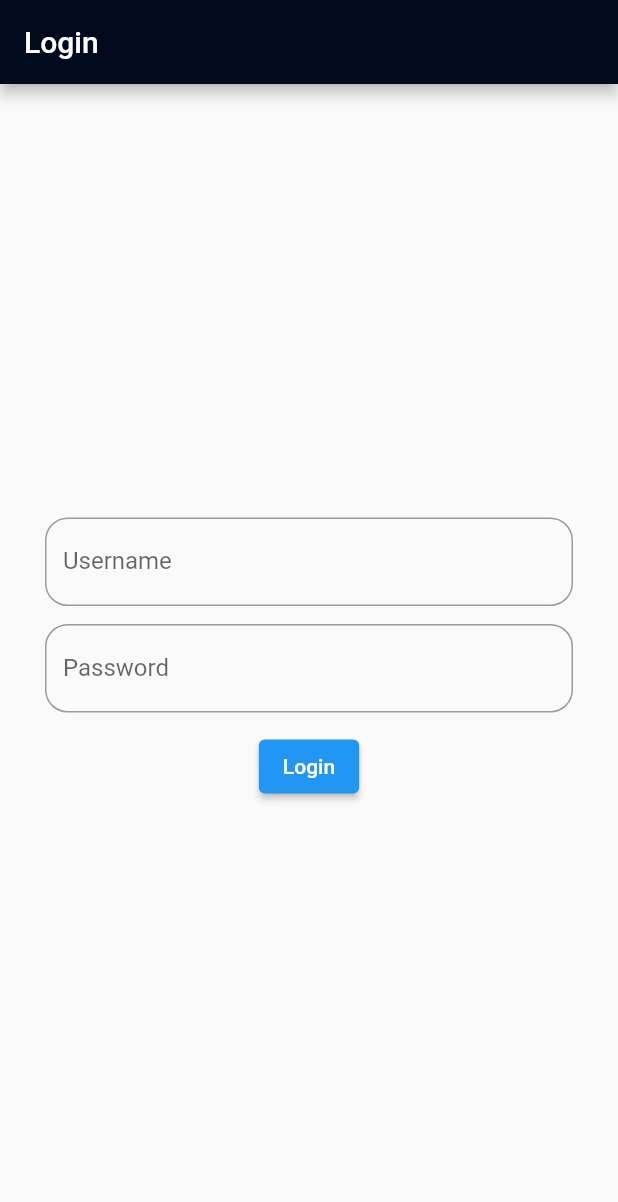
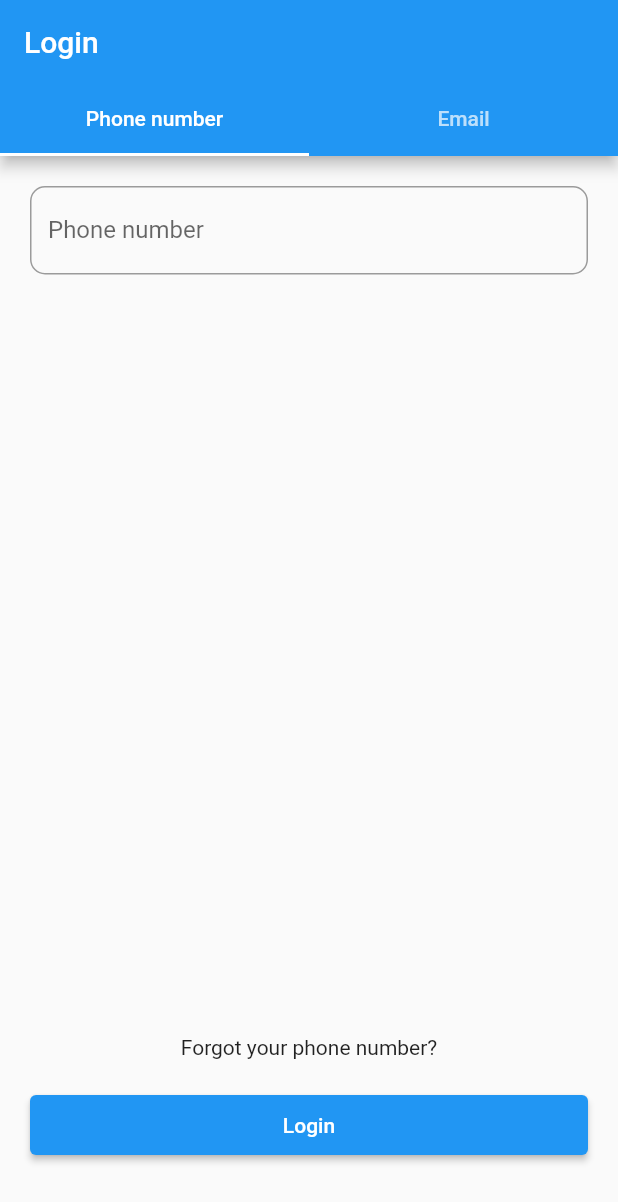
Before and after one commit to ivoryio/Ivory, a Flutter app: the screen it shows after launch, on a phone screen of 412 x 824 dp. Shown: the top 1202 px of the screen. Run offline on Flutter 3.47's test engine with Material 2 defaults, Android fonts, the phone set to English and light mode, and no system bars; our stand-ins replace equatable, flutter_bloc, go_router.

Commit message:
form in login screen

```diff
--- a/lib/models/transaction.dart
+++ b/lib/models/transaction.dart
@@ -42,7 +42,7 @@ class Transaction {
   }
 
   Map<String, dynamic> toJson() {
-    final Map<String, dynamic> data = new Map<String, dynamic>();
+    final Map<String, dynamic> data = <String, dynamic>{};
     data['id'] = id;
     data['booking_type'] = bookingType;
     if (amount != null) {
@@ -69,13 +69,13 @@ class Amount {
   Amount({this.value, this.unit, this.currency});
 
   Amount.fromJson(Map<String, dynamic> json) {
-    value = json['value'];
+    value = json['value'] != null ? json['value'].toDouble() : 0;
     unit = json['unit'];
     currency = json['currency'];
   }
 
   Map<String, dynamic> toJson() {
-    final Map<String, dynamic> data = new Map<String, dynamic>();
+    final Map<String, dynamic> data = <String, dynamic>{};
     data['value'] = value;
     data['unit'] = unit;
     data['currency'] = currency;
--- a/lib/screens/home/home_screen.dart
+++ b/lib/screens/home/home_screen.dart
@@ -1,5 +1,4 @@
 import 'package:flutter/material.dart';
-import 'package:solaris_structure_1/widgets/button_centered.dart';
 import 'package:solaris_structure_1/widgets/text_currency_value.dart';
 import 'package:solaris_structure_1/widgets/transaction_list.dart';
 
--- a/lib/screens/login/login_screen.dart
+++ b/lib/screens/login/login_screen.dart
@@ -1,6 +1,9 @@
+import 'dart:developer';
+import 'dart:io';
+
 import 'package:flutter/material.dart';
 import 'package:flutter_bloc/flutter_bloc.dart';
-import 'package:go_router/go_router.dart';
+import 'package:solaris_structure_1/services/api_service.dart';
 
 import '../../cubits/login_cubit/login_cubit.dart';
 
@@ -9,52 +12,100 @@ class LoginScreen extends StatelessWidget {
 
   @override
   Widget build(BuildContext context) {
-    return Scaffold(
+    return DefaultTabController(
+      initialIndex: 0,
+      length: 2,
+      child: Scaffold(
         appBar: AppBar(
           title: const Text('Login'),
-          backgroundColor: const Color(0xFF000A1F),
+          bottom: const TabBar(
+            tabs: <Widget>[
+              Tab(
+                text: "Phone number",
+              ),
+              Tab(
+                text: "Email",
+              )
+            ],
+          ),
         ),
-        body: Padding(
-          padding: const EdgeInsets.symmetric(horizontal: 30.0),
-          child: Center(
-            child: Column(
-              mainAxisAlignment: MainAxisAlignment.center,
+        body: const TabBarView(
+          children: <Widget>[
+            PhoneNumberLoginForm(),
+            Center(
+              child: Text("Email login form"),
+            ),
+          ],
+        ),
+      ),
+    );
+  }
+}
+
+class PhoneNumberLoginForm extends StatefulWidget {
+  const PhoneNumberLoginForm({super.key});
+
+  @override
+  State<PhoneNumberLoginForm> createState() => _PhoneNumberLoginFormState();
+}
+
+class _PhoneNumberLoginFormState extends State<PhoneNumberLoginForm> {
+  final GlobalKey<FormState> _formKey = GlobalKey<FormState>();
+
+  @override
+  Widget build(BuildContext context) {
+    TextEditingController phoneController = TextEditingController();
+
+    return Padding(
+      padding: const EdgeInsets.fromLTRB(20, 20, 20, 50),
+      child: Form(
+        key: _formKey,
+        child: Column(
+          crossAxisAlignment: CrossAxisAlignment.center,
+          mainAxisAlignment: MainAxisAlignment.spaceBetween,
+          children: <Widget>[
+            TextFormField(
+              controller: phoneController,
+              autovalidateMode: AutovalidateMode.onUserInteraction,
+              decoration: const InputDecoration(
+                labelText: "Phone number",
+                border: OutlineInputBorder(
+                    borderRadius: BorderRadius.all(Radius.circular(10))),
+              ),
+              validator: (String? value) {
+                if (value == null || value.isEmpty) {
+                  return 'Please enter your phone number';
+                }
+                return null;
+              },
+            ),
+            Column(
+              crossAxisAlignment: CrossAxisAlignment.center,
               children: [
                 const Padding(
-                  padding: EdgeInsets.only(bottom: 12.0),
-                  child: TextField(
-                    decoration: InputDecoration(
-                      border: OutlineInputBorder(
-                        borderRadius: BorderRadius.all(
-                          Radius.circular(15.0),
-                        ),
-                      ),
-                      labelText: 'Username',
-                    ),
-                  ),
-                ),
-                const Padding(
-                  padding: EdgeInsets.only(bottom: 12.0),
-                  child: TextField(
-                    decoration: InputDecoration(
-                        border: OutlineInputBorder(
-                          borderRadius: BorderRadius.all(
-                            Radius.circular(15.0),
-                          ),
-                        ),
-                        labelText: 'Password',
-                        hintText: 'Enter secure password'),
-                  ),
+                  padding: EdgeInsets.symmetric(vertical: 20),
+                  child: Text("Forgot your phone number?"),
                 ),
                 ElevatedButton(
-                  onPressed: () {
-                    context.read<LoginCubit>().login();
+                  style: ButtonStyle(
+                    minimumSize: MaterialStateProperty.all<Size>(
+                        const Size.fromHeight(40)),
+                  ),
+                  onPressed: () async {
+                    if (_formKey.currentState!.validate()) {
+                      _formKey.currentState!.save();
+
+                      log("Phone number: ${phoneController.text}");
+                      // context.read<LoginCubit>().login();
+                    }
                   },
                   child: const Text('Login'),
-                )
+                ),
               ],
             ),
-          ),
-        ));
+          ],
+        ),
+      ),
+    );
   }
 }
--- a/lib/services/transaction_service.dart
+++ b/lib/services/transaction_service.dart
@@ -1,5 +1,4 @@
 import 'dart:convert';
-import 'dart:developer';
 import 'package:http/http.dart' as http;
 
 import 'package:solaris_structure_1/models/transaction.dart';
@@ -11,8 +10,7 @@ class TransactionService {
       const String accountId = '817b55aa12212e748e8cc2af91544ea2kcom';
       const String queryFilters =
           'page[size]=5&page[number]=1&filter[booking_date][min]=2000-10-10&filter[booking_date][max]=2030-10-10';
-      // const String accessToken = 'MTY3ODM0ODgyMTgyODo4MzQ';
-      const String accessToken = 'MTY3ODM1NDM2NzY5NDo2MjQ';
+      const String accessToken = 'MTY3ODM1NzE0ODE5NDo1Mzk';
 
       const url = '$baseUrl/v1/accounts/$accountId/bookings?$queryFilters';
       Map<String, String> headers = {"Authorization": "Bearer $accessToken"};
@@ -27,7 +25,6 @@ class TransactionService {
         throw Exception('Failed to load transactions');
       }
     } catch (e) {
-      print(e);
       return null;
     }
   }
```
Also changed, not shown: lib/services/api_service.dart (added, +23 -0 lines), lib/widgets/transaction_list.dart (+5 -3 lines).
